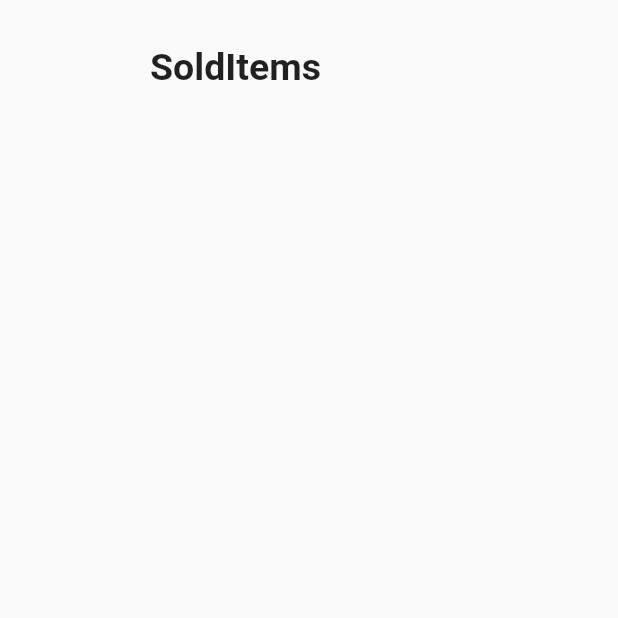
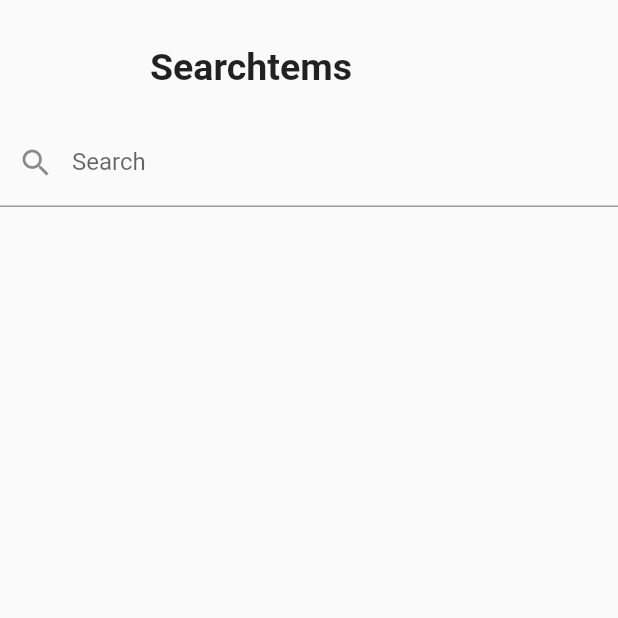
Before and after one commit to Anthony-10/mumsShop, a Flutter app: the SreachItem screen opened directly, on a phone screen of 412 x 824 dp, the top half of it. Run offline on Flutter 3.47's test engine with Material 2 defaults, Android fonts, the phone set to English and light mode, and no system bars; our stand-ins replace cached_network_image, cloud_firestore, firebase_core, firebase_messaging, firebase_storage, get and 1 more; accounts and stored records are empty.

Commit message:
1. Updates a) bottomNavigation.dart() b) controller.dart() c) stall.dart() d) SearchItem.dart()

```diff
--- a/lib/components/bottomNavigation.dart
+++ b/lib/components/bottomNavigation.dart
@@ -20,7 +20,7 @@ class _BottomNavigationState extends State<BottomNavigation> {
     const BoughtView(),
     const Sold(),
     const SoldOut(),
-    const SreachItem(),
+    SreachItem(),
   ];
   @override
   Widget build(BuildContext context) {
--- a/lib/screens/SearchItem.dart
+++ b/lib/screens/SearchItem.dart
@@ -4,8 +4,12 @@ import 'package:flutter/material.dart';
 import 'package:get/get.dart';
 import 'package:intl/intl.dart';
 
+import '../controller.dart';
+
 class SreachItem extends StatelessWidget {
-  const SreachItem({Key? key}) : super(key: key);
+  SreachItem({Key? key}) : super(key: key);
+
+  final blogPostController = Get.put(BlogPostController());
 
   @override
   Widget build(BuildContext context) {
@@ -17,21 +21,34 @@ class SreachItem extends StatelessWidget {
             const Padding(
               padding: EdgeInsets.only(top: 30, left: 100, bottom: 20),
               child: Text(
-                'SoldItems',
+                'Searchtems',
                 style: TextStyle(fontWeight: FontWeight.bold, fontSize: 25),
               ),
             ),
-            Expanded(
+            TextFormField(
+              key: const ValueKey("searchItem"),
+              textAlign: TextAlign.start,
+              decoration: const InputDecoration(
+                prefixIcon: Icon(Icons.search),
+                labelText: "Search",
+              ),
+              controller: blogPostController.searchItem,
+            ),
+            Obx(
+              () => Expanded(
                 child: Padding(
                   padding: const EdgeInsets.only(top: 10, left: 20, bottom: 10),
                   child: StreamBuilder<QuerySnapshot>(
                       stream: FirebaseFirestore.instance
-                        .collection("SoldItems")
-                        .orderBy('Date')
+                          .collection("ShopItems")
+                          .where("Categories",
+                              isEqualTo:
+                                  blogPostController.searchItem.text.obs.value)
                           .snapshots(),
                       builder: (BuildContext context,
                           AsyncSnapshot<QuerySnapshot> snapshot) {
-                      if (snapshot.connectionState == ConnectionState.active) {
+                        if (snapshot.connectionState ==
+                            ConnectionState.active) {
                           if (!snapshot.hasData) {
                             return const Center(
                               child: Text("Check your connection"),
@@ -70,8 +87,8 @@ class SreachItem extends StatelessWidget {
                                                               Container(
                                                         color: Colors.black12,
                                                       ),
-                                                    errorWidget:
-                                                        (context, url, error) =>
+                                                      errorWidget: (context,
+                                                              url, error) =>
                                                           Container(
                                                         color: Colors.black12,
                                                         child: const Icon(
@@ -84,7 +101,8 @@ class SreachItem extends StatelessWidget {
                                                         .antiAliasWithSaveLayer,
                                                     elevation: 20.0,
                                                     color: Colors.white,
-                                                  shape: RoundedRectangleBorder(
+                                                    shape:
+                                                        RoundedRectangleBorder(
                                                       borderRadius:
                                                           BorderRadius.circular(
                                                               10.0),
@@ -157,6 +175,7 @@ class SreachItem extends StatelessWidget {
                       }),
                 ),
               ),
+            ),
           ],
         ),
       ),
```
Also changed, not shown: lib/controller.dart (+12 -10 lines), lib/screens/stall.dart (+8 -3 lines). Lines whose indentation alone changed are shown as unchanged.
